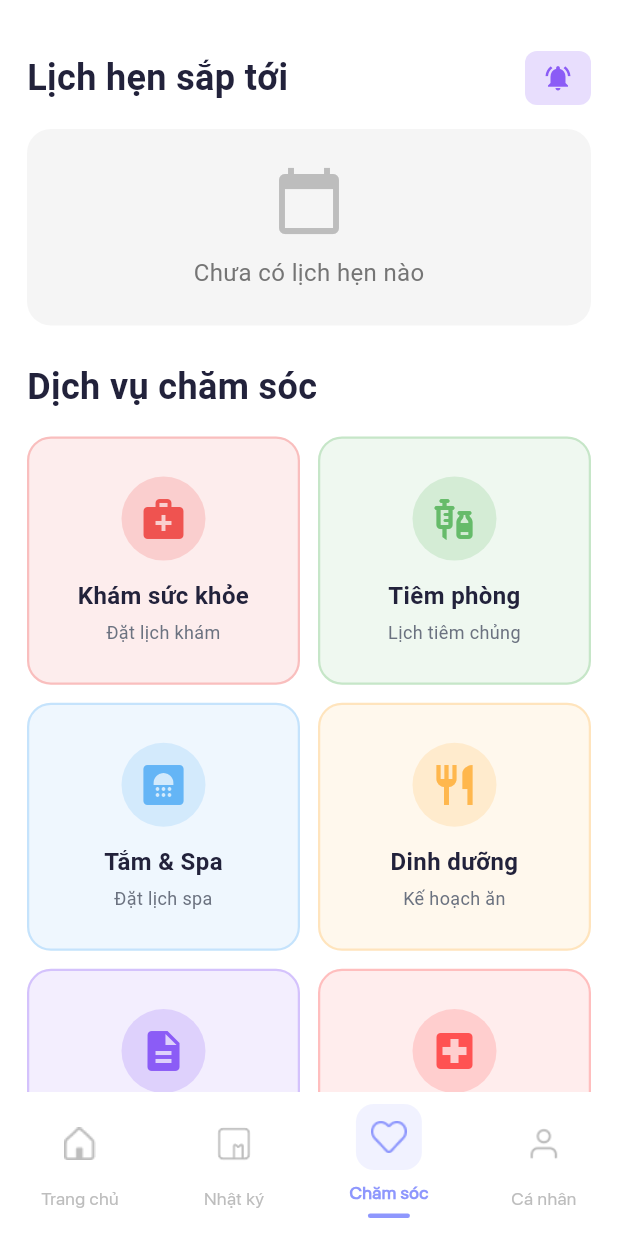
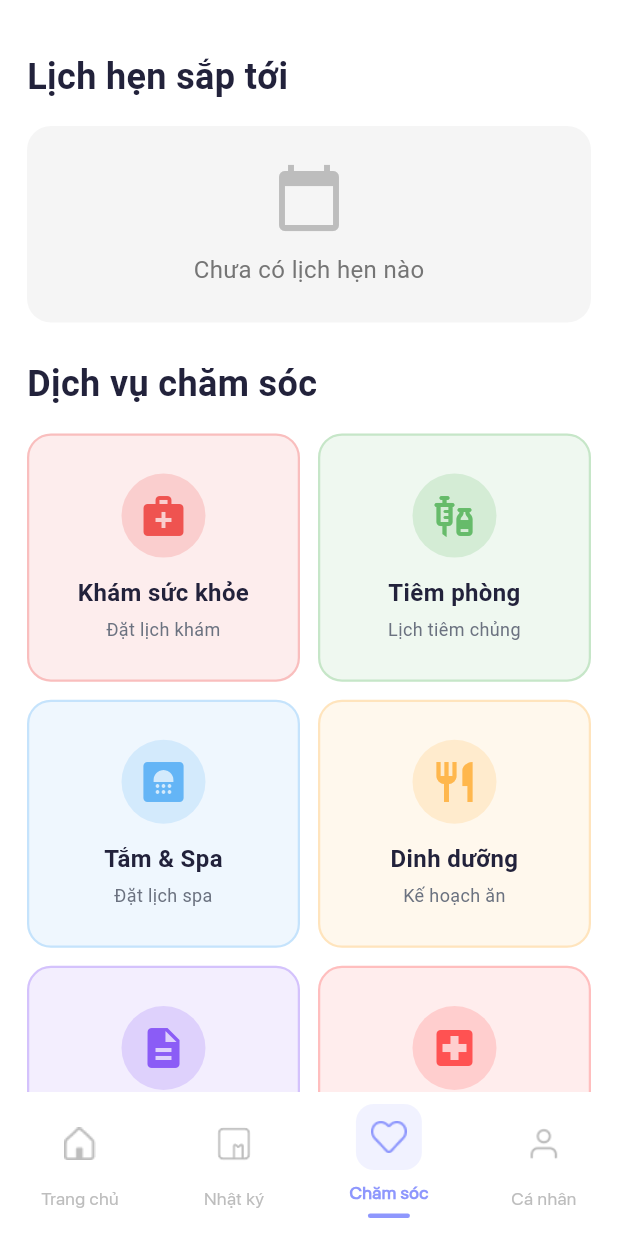
Before and after one commit to MinhHuong122/ocean_pet_mobile, a Flutter app: the CareScreen screen opened directly, on a phone screen of 412 x 824 dp. Run offline on Flutter 3.47's test engine with Material 3 defaults, Android fonts, the light colour scheme and no system bars; our stand-ins replace app_links, cloud_firestore, file_picker, firebase_auth, firebase_core, firebase_messaging and 19 more; missing offline and left inert: cloudinary_public, flutter_facebook_auth, flutter_sound, qr, webfeed_revised; accounts and stored records are empty; network calls fail; Roboto replaces fonts that are missing (Afacad).

Commit message:
feat: activate real-time Android notifications, remove test button

```diff
--- a/lib/screens/care_screen.dart
+++ b/lib/screens/care_screen.dart
@@ -138,9 +138,6 @@ class _CareScreenState extends State<CareScreen> {
                 const SizedBox(height: 16),
 
                 // Upcoming Appointments (moved to top)
-                Row(
-                  mainAxisAlignment: MainAxisAlignment.spaceBetween,
-                  children: [
                 Text(
                   'Lịch hẹn sắp tới',
                   style: GoogleFonts.afacad(
@@ -148,27 +145,6 @@ class _CareScreenState extends State<CareScreen> {
                     fontWeight: FontWeight.bold,
                     color: const Color(0xFF22223B),
                   ),
-                    ),
-                    // Test Notification Button
-                    GestureDetector(
-                      onTap: () async {
-                        print('📢 Testing notification...');
-                        await NotificationService.showTestNotification();
-                      },
-                      child: Container(
-                        padding: const EdgeInsets.symmetric(horizontal: 12, vertical: 8),
-                        decoration: BoxDecoration(
-                          color: const Color(0xFF8B5CF6).withOpacity(0.2),
-                          borderRadius: BorderRadius.circular(8),
-                        ),
-                        child: Icon(
-                          Icons.notifications_active,
-                          color: const Color(0xFF8B5CF6),
-                          size: 20,
-                        ),
-                      ),
-                    ),
-                  ],
                 ),
                 const SizedBox(height: 16),
 
```
Also changed, not shown: lib/services/NotificationService.dart (+0 -45 lines). Lines whose indentation alone changed are shown as unchanged.
